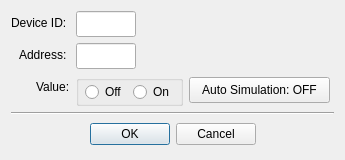
Before: the Qt Designer form src/dialogs/dialogwritestatusregister.ui in sanny32/OpenModSim, drawn with Qt 5.
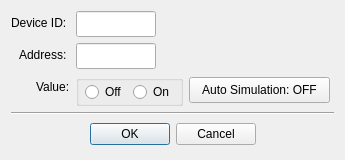
After: the same form once the commit is applied. Custom widgets are drawn as their Qt base class.

Diff of the .ui file:
```diff
--- a/src/dialogs/dialogwritestatusregister.ui
+++ b/src/dialogs/dialogwritestatusregister.ui
@@ -40,7 +40,7 @@
      </property>
      <property name="maximumSize">
       <size>
-       <width>60</width>
+       <width>80</width>
        <height>16777215</height>
       </size>
      </property>
@@ -69,7 +69,7 @@
      </property>
      <property name="maximumSize">
       <size>
-       <width>60</width>
+       <width>80</width>
        <height>16777215</height>
       </size>
      </property>
```
